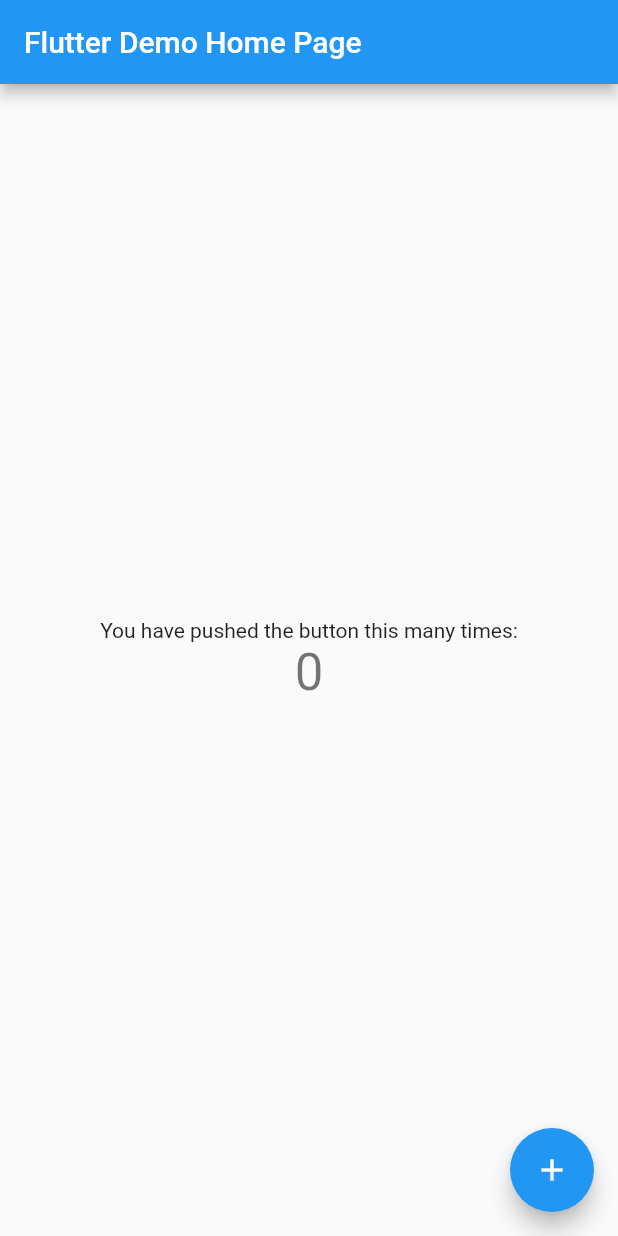
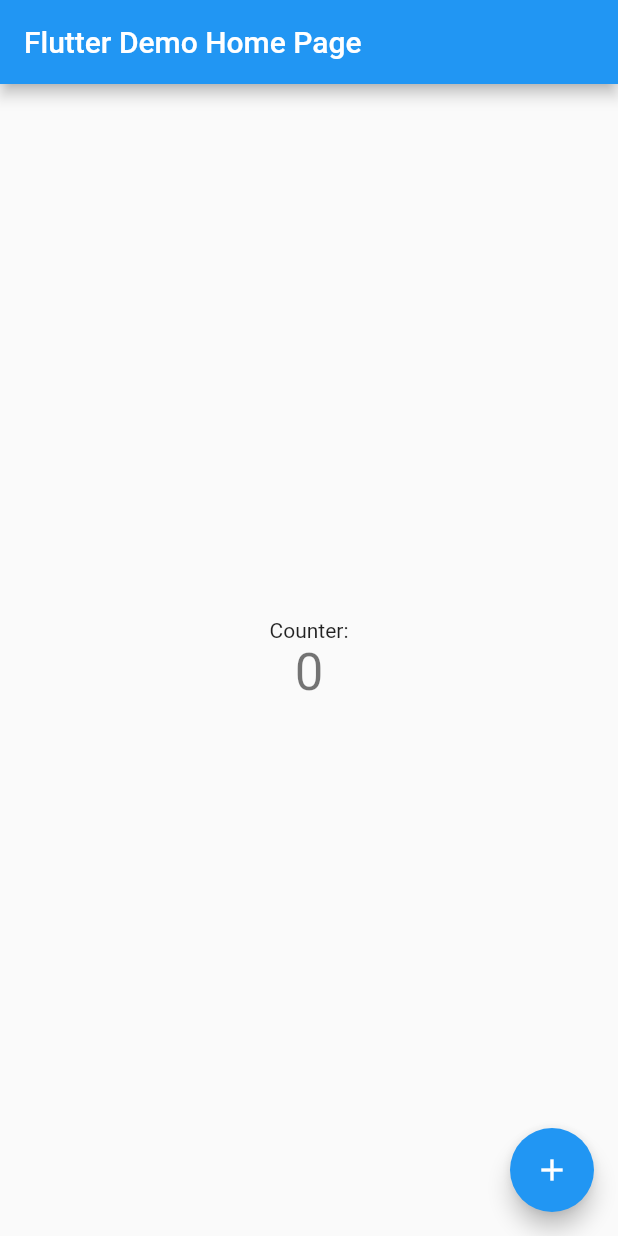
Before and after one commit to AbdulWahab15/flutter_demo, a Flutter app: the screen it shows after launch, on a phone screen of 412 x 824 dp. Run offline on Flutter 3.47's test engine with Material 2 defaults, Android fonts, the phone set to English and light mode, and no system bars.

Commit message:
changes counter label

```diff
--- a/lib/main.dart
+++ b/lib/main.dart
@@ -92,7 +92,7 @@ class _MyHomePageState extends State<MyHomePage> {
           mainAxisAlignment: MainAxisAlignment.center,
           children: <Widget>[
             Text(
-              'You have pushed the button this many times:',
+              'Counter:',
             ),
             Text(
               '$_counter',
```
